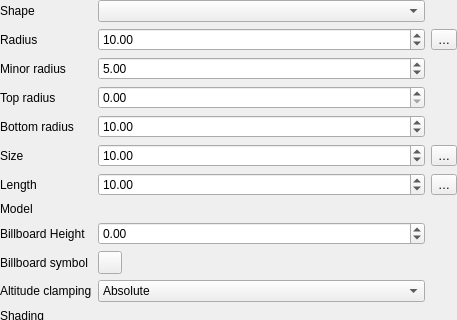
The window that src/ui/3d/point3dsymbolwidget.ui (qgis/QGIS) describes before a commit, drawn with Qt 5; both pictures show x 0 to 457 and y 0 to 320 of the 457 by 562 pixel window.
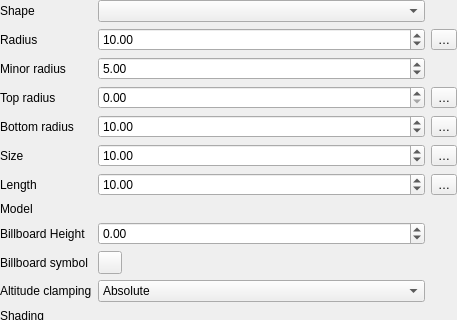
The same window after the commit. Custom widgets are drawn as their Qt base class.

Commit message: qgspoint3dsymbolwidget: Add support for data defined bottom/top radius

```diff
--- a/src/ui/3d/point3dsymbolwidget.ui
+++ b/src/ui/3d/point3dsymbolwidget.ui
@@ -295,6 +295,13 @@
        </property>
       </widget>
      </item>
+     <item row="4" column="2">
+      <widget class="QgsPropertyOverrideButton" name="mBtnBottomRadiusOverride">
+       <property name="text">
+        <string>…</string>
+       </property>
+      </widget>
+     </item>
      <item row="7" column="1">
       <layout class="QHBoxLayout" name="horizontalLayout">
        <item>
@@ -434,6 +441,13 @@
        </property>
       </widget>
      </item>
+     <item row="3" column="2">
+      <widget class="QgsPropertyOverrideButton" name="mBtnTopRadiusOverride">
+       <property name="text">
+        <string>…</string>
+       </property>
+      </widget>
+     </item>
      <item row="5" column="0">
       <widget class="QLabel" name="labelSize">
        <property name="text">
```
Left out of the diff: 2 changed lines with no effect on the pictures. The commit also changes 1 other file.
